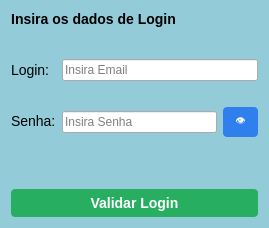
Before: the Qt Designer form tela_login.ui in mateuszinum/Projeto-Clinica-Veterinaria, drawn with Qt 5.
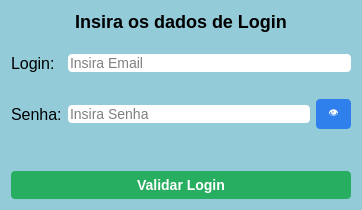
After: the same form once the commit is applied.

The edit to the form file:
```diff
--- a/tela_login.ui
+++ b/tela_login.ui
@@ -6,8 +6,8 @@
    <rect>
     <x>0</x>
     <y>0</y>
-    <width>269</width>
-    <height>225</height>
+    <width>362</width>
+    <height>207</height>
    </rect>
   </property>
   <property name="windowTitle">
@@ -19,28 +19,13 @@
 }</string>
   </property>
   <layout class="QFormLayout" name="formLayout_2">
-   <item row="0" column="0">
-    <widget class="QLabel" name="label">
-     <property name="styleSheet">
-      <string notr="true">    font-family: &quot;Arial&quot;, sans-serif;
-    font-size: 14px;
-    font-weight: bold;</string>
-     </property>
-     <property name="text">
-      <string>Insira os dados de Login</string>
-     </property>
-     <property name="alignment">
-      <set>Qt::AlignCenter</set>
-     </property>
-    </widget>
-   </item>
    <item row="2" column="0" colspan="2">
     <layout class="QFormLayout" name="formLayout">
      <item row="0" column="0">
       <widget class="QLabel" name="label_2">
        <property name="styleSheet">
         <string notr="true">    font-family: &quot;Arial&quot;, sans-serif;
-    font-size: 14px;</string>
+    font-size: 16px;</string>
        </property>
        <property name="text">
         <string>Login:</string>
@@ -51,7 +36,7 @@
       <widget class="QLabel" name="label_3">
        <property name="styleSheet">
         <string notr="true">    font-family: &quot;Arial&quot;, sans-serif;
-    font-size: 14px;</string>
+    font-size: 16px;</string>
        </property>
        <property name="text">
         <string>Senha:</string>
@@ -62,7 +47,9 @@
       <widget class="QLineEdit" name="login_input">
        <property name="styleSheet">
         <string notr="true">    font-family: &quot;Arial&quot;, sans-serif;
-    font-size: 12px;</string>
+    font-size: 14px;
+    border-radius: 4px;
+    border: none;</string>
        </property>
        <property name="placeholderText">
         <string>Insira Email</string>
@@ -107,7 +94,9 @@
         <widget class="QLineEdit" name="senha_input">
          <property name="styleSheet">
           <string notr="true">    font-family: &quot;Arial&quot;, sans-serif;
-    font-size: 12px;</string>
+    font-size: 14px;
+    border-radius: 4px;
+    border: none;</string>
          </property>
          <property name="echoMode">
           <enum>QLineEdit::Password</enum>
@@ -156,7 +145,7 @@
      <property name="sizeHint" stdset="0">
       <size>
        <width>40</width>
-       <height>20</height>
+       <height>10</height>
       </size>
      </property>
     </spacer>
@@ -169,7 +158,7 @@
      <property name="sizeHint" stdset="0">
       <size>
        <width>40</width>
-       <height>20</height>
+       <height>10</height>
       </size>
      </property>
     </spacer>
@@ -197,6 +186,21 @@
      </property>
     </widget>
    </item>
+   <item row="0" column="0" colspan="2">
+    <widget class="QLabel" name="label">
+     <property name="styleSheet">
+      <string notr="true">    font-family: &quot;Arial&quot;, sans-serif;
+    font-size: 18px;
+    font-weight: bold;</string>
+     </property>
+     <property name="text">
+      <string>Insira os dados de Login</string>
+     </property>
+     <property name="alignment">
+      <set>Qt::AlignCenter</set>
+     </property>
+    </widget>
+   </item>
   </layout>
  </widget>
  <resources/>
```
